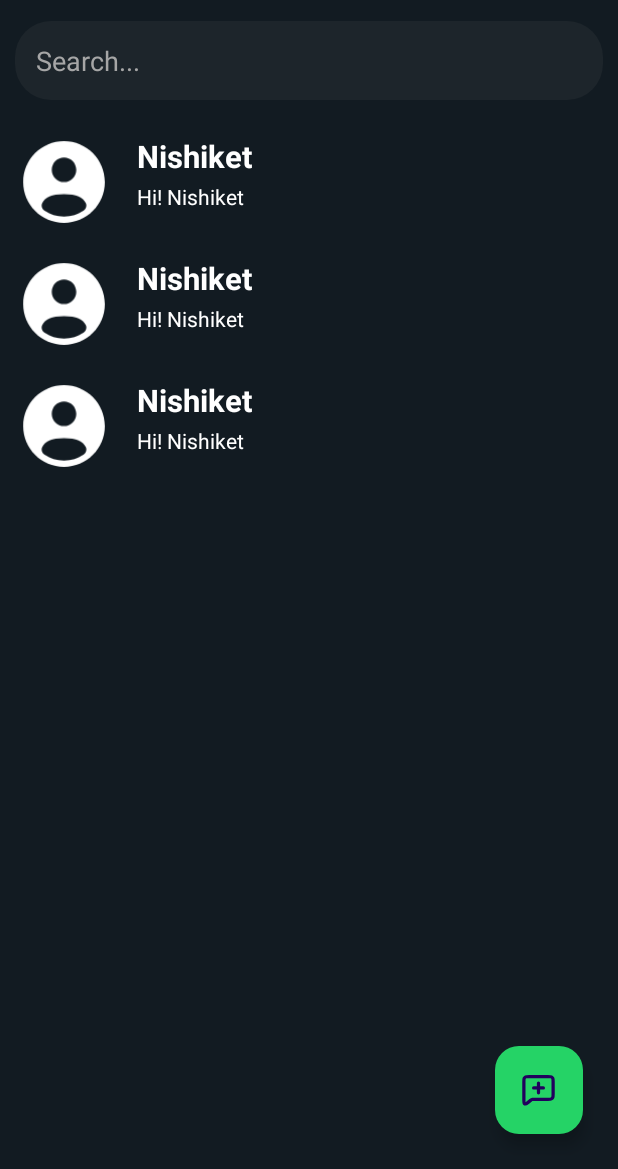
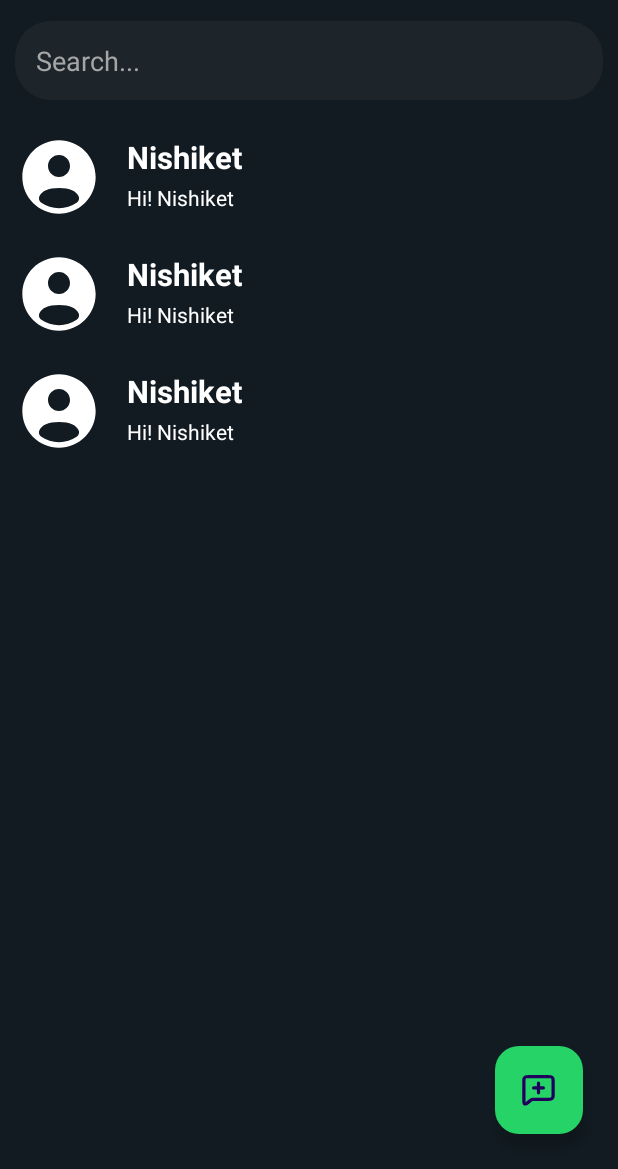
Before and after one commit to nishiket04/Converse, an Android app: the layout fragment_home.xml on its own in the app's theme, with its tools: preview values and no code run, on a phone screen of 412 x 824 dp, the part 67-1236 px from its top. Run offline under Robolectric (Android 15) with nearby library versions, the phone set to English and light mode, and no system bars; Roboto replaces fonts that are not available here.

Commit message:
chat ui adapter done everything works

```diff
--- a/app/src/main/java/com/nishiket/converse/model/chat.java
+++ b/app/src/main/java/com/nishiket/converse/model/ChatModel.java
@@ -1,6 +1,6 @@
 package com.nishiket.converse.model;
 
-public class chat {
+public class ChatModel {
     String image;
     String name;
     String lastMessage;
--- a/app/src/main/res/layout/user_chat_ui.xml
+++ b/app/src/main/res/layout/user_chat_ui.xml
@@ -5,12 +5,13 @@
     android:layout_width="match_parent"
     android:layout_height="wrap_content"
     android:background="@android:color/transparent"
+    android:layout_marginBottom="3dp"
     >
 
     <de.hdodenhof.circleimageview.CircleImageView
         android:id="@+id/userImage"
-        android:layout_width="@dimen/_50sdp"
-        android:layout_height="@dimen/_50sdp"
+        android:layout_width="@dimen/_45sdp"
+        android:layout_height="@dimen/_45sdp"
         android:layout_marginTop="8dp"
         android:layout_marginBottom="8dp"
         android:src="@drawable/user_image"
@@ -19,11 +20,11 @@
         app:layout_constraintTop_toTopOf="parent" />
 
     <TextView
-        android:id="@+id/textView"
+        android:id="@+id/userName"
         android:layout_width="wrap_content"
         android:layout_height="wrap_content"
         android:layout_marginLeft="16dp"
-        android:layout_marginTop="9dp"
+        android:layout_marginTop="10dp"
         android:text="Nishiket"
         android:textColor="@color/white"
         android:textSize="@dimen/_16sdp"
@@ -32,6 +33,7 @@
         app:layout_constraintTop_toTopOf="parent" />
 
     <TextView
+        android:id="@+id/lastMessage"
         android:layout_width="wrap_content"
         android:layout_height="wrap_content"
         android:text="Hi! Nishiket"
@@ -40,6 +42,6 @@
         android:textSize="@dimen/_11sdp"
         android:textColor="@color/white"
         app:layout_constraintStart_toEndOf="@+id/userImage"
-        app:layout_constraintTop_toBottomOf="@+id/textView" />
+        app:layout_constraintTop_toBottomOf="@+id/userName" />
 
 </androidx.constraintlayout.widget.ConstraintLayout>
```
Also changed, not shown: app/src/main/java/com/nishiket/converse/adapter/ChatAdapter.java (added, +58 -0 lines), app/src/main/java/com/nishiket/converse/view/user/HomeFragment.java (+12 -0 lines).
